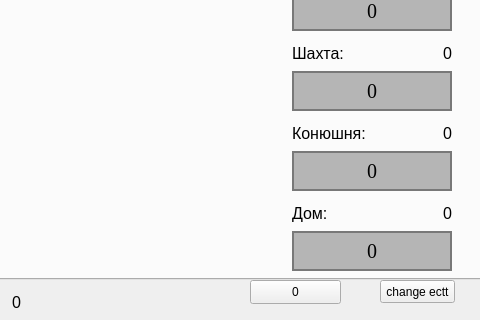
Before: the Qt Designer form mainwindow.ui in Atomnory/clickerbin, drawn with Qt 5; both pictures show x 280 to 760 and y 180 to 500 of the 760 by 500 pixel window.
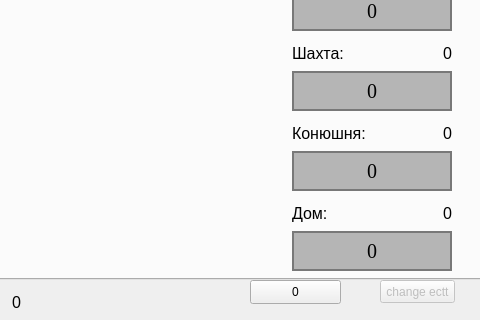
After: the same form once the commit is applied.

Diff of the .ui file:
```diff
--- a/mainwindow.ui
+++ b/mainwindow.ui
@@ -996,6 +996,9 @@
     </property>
    </widget>
    <widget class="QPushButton" name="pushButton_change_ectt">
+    <property name="enabled">
+     <bool>false</bool>
+    </property>
     <property name="geometry">
      <rect>
       <x>660</x>
```
